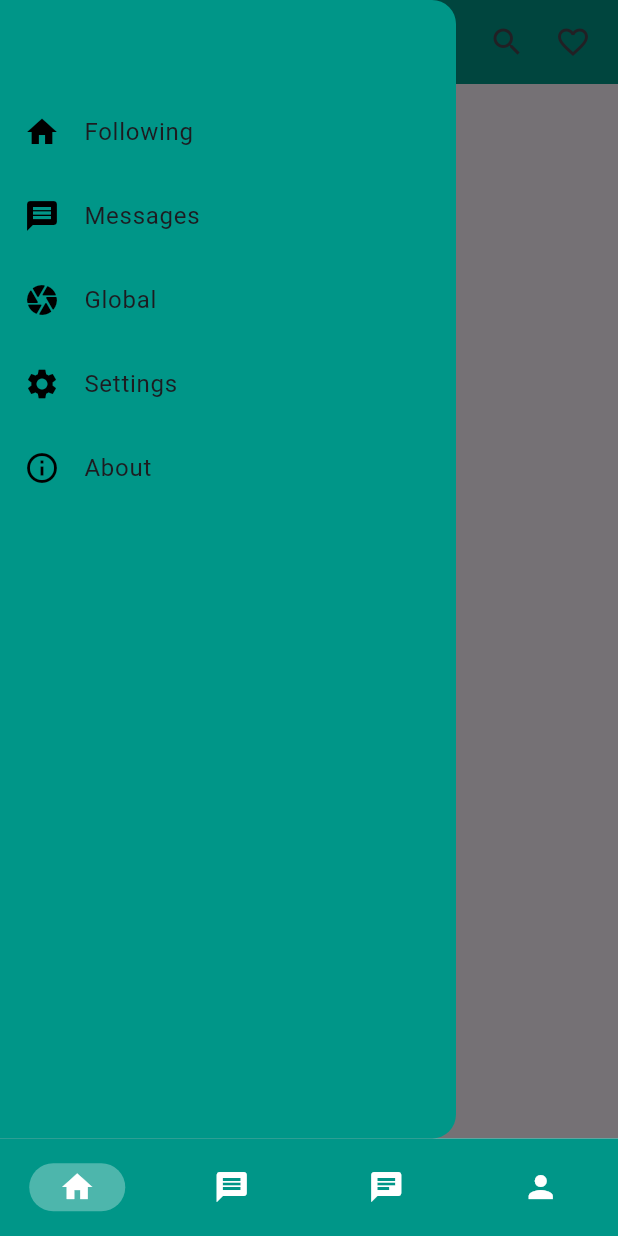
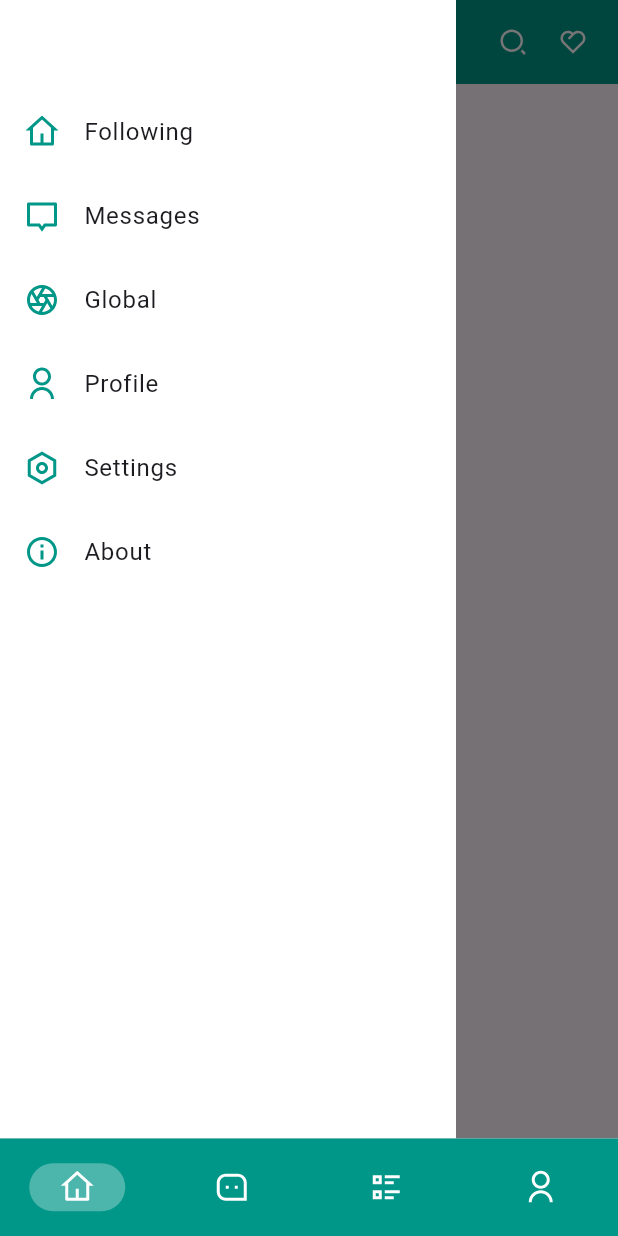
Before and after one commit to SyoolahHome/Syoolah, a Flutter app: the BottomBar screen opened directly, with the side drawer open, on a phone screen of 412 x 824 dp. Run offline on Flutter 3.47's test engine with Material 2 defaults, Android fonts, the phone set to English and light mode, and no system bars; our stand-ins replace dio, flutter_remix, logger, progress_indicators, shared_preferences, sqlite3_flutter_libs; missing offline and left inert: nostr, sqlite3; accounts and stored records are empty.

Commit message:
[ Edit ] migrated to Flutter Remix icons

```diff
--- a/lib/Messages.dart
+++ b/lib/Messages.dart
@@ -4,6 +4,7 @@ import 'package:ditto/widget/the_wall.dart';
 // import '../../../Desktop/Flutter_App/chatbot-chatgpt/lib/widgets/the_wall.dart';
 import 'package:flutter/material.dart';
 import 'package:flutter/services.dart';
+import 'package:flutter_remix/flutter_remix.dart';
 import 'package:provider/provider.dart';
 import 'package:web_socket_channel/web_socket_channel.dart';
 import 'package:sqlite3_flutter_libs/sqlite3_flutter_libs.dart';
@@ -48,7 +49,7 @@ class _MessagesState extends State<Messages> {
                 borderRadius: BorderRadius.circular(100)),
             tooltip: 'Send an event',
             heroTag: "send_event",
-            child: const Icon(Icons.message),
+            child: const Icon(FlutterRemix.chat_2_line),
             onPressed: () {
               Navigator.push(
                 context,
--- a/lib/home.dart
+++ /dev/null
@@ -1,96 +0,0 @@
-import 'package:ditto/Messages.dart';
-import 'package:ditto/about.dart';
-import 'package:ditto/globalChats.dart';
-import 'package:ditto/screen/home.dart';
-import 'package:flutter/material.dart';
-
-class Home extends StatefulWidget {
-  const Home({Key? key}) : super(key: key);
-
-  @override
-  _HomeState createState() => _HomeState();
-}
-
-class _HomeState extends State<Home> {
-  @override
-  Widget build(BuildContext context) {
-    return Scaffold(
-        appBar: AppBar(
-          backgroundColor: Colors.teal,
-          centerTitle: true,
-          // leading: const Icon(Icons.menu),
-          actions: const [
-            Icon(Icons.search),
-            SizedBox(width: 20,),
-            Padding(
-              padding: EdgeInsets.only(right: 18.0),
-              child: Icon(Icons.favorite_border),
-            )
-          ],
-        ),
-      drawer: Drawer(
-        backgroundColor: Colors.teal,
-        child: ListView(
-          padding: EdgeInsets.zero,
-          children: [
-            Padding(
-              padding: const EdgeInsets.only(top: 60),
-              child: ListTile(
-                leading: const Icon(
-                  Icons.home,color: Colors.black,
-                ),
-                title: const Text('Following'),
-                onTap: () {
-                  Navigator.pop(context);
-                },
-              ),
-            ),
-            ListTile(
-              leading: const Icon(
-                Icons.message,color: Colors.black
-              ),
-              title: const Text('Messages'),
-              onTap: () {
-                Navigator.push(context, MaterialPageRoute(builder: (context) => const Messages()));
-              },
-            ),
-            ListTile(
-              leading: const Icon(
-                Icons.camera_rounded,color: Colors.black
-              ),
-              title: const Text('Global'),
-              onTap: () {
-                Navigator.push(context, MaterialPageRoute(builder: (context) => const GlobalChatRelays()));
-              },
-            ),
-            ListTile(
-              leading: const Icon(
-                Icons.settings,color: Colors.black
-              ),
-              title: const Text('Settings'),
-              onTap: () {
-                Navigator.pop(context);
-              },
-            ),
-            ListTile(
-              leading: const Icon(
-                Icons.info_outline,color: Colors.black
-              ),
-              title: const Text('About'),
-              onTap: () {
-                Navigator.push(context, MaterialPageRoute(builder: (context) => const AboutPage()));
-              },
-            ),
-          ],
-        ),
-      ),
-      body: Center(
-      child: Column(
-      children: [
-      SizedBox(
-      height: 50,
-    ),
-    ],),)
-    );
-  }
-}
--- /dev/null
+++ b/lib/model/drawer_list_tile.dart
@@ -0,0 +1,15 @@
+// ignore_for_file: public_member_api_docs, sort_constructors_first
+import 'package:flutter/material.dart';
+
+@immutable
+class DrawerListTimeItem {
+  final IconData icon;
+  final String label;
+  final void Function() onTap;
+
+  const DrawerListTimeItem({
+    required this.icon,
+    required this.label,
+    required this.onTap,
+  });
+}
--- a/lib/presentation/bottom_bar_screen/Bottom_bar_screen.dart
+++ b/lib/presentation/bottom_bar_screen/Bottom_bar_screen.dart
@@ -1,7 +1,8 @@
 import 'package:ditto/Messages.dart';
-import 'package:ditto/home.dart';
+import 'package:ditto/presentation/navigations_screen/home/home.dart';
 import 'package:ditto/profile.dart';
 import 'package:flutter/material.dart';
+import 'package:flutter_remix/flutter_remix.dart';
 
 import '../../globalChats.dart';
 import '../../model/bottom_bat_item.dart';
@@ -21,12 +22,12 @@ class BottomBarState extends State<BottomBar> {
     const BottomBarItem(
       screen: Home(),
       label: 'Home',
-      icon: Icons.home,
+      icon: FlutterRemix.home_4_line,
     ),
     const BottomBarItem(
       screen: Messages(),
       label: 'Messages',
-      icon: Icons.message,
+      icon: FlutterRemix.message_3_line,
     ),
     // BottomBarItem(
     //   screen: AddNewPost(),
@@ -36,12 +37,12 @@ class BottomBarState extends State<BottomBar> {
     const BottomBarItem(
       screen: GlobalChatRelays(),
       label: 'Global',
-      icon: Icons.chat,
+      icon: FlutterRemix.list_check_2,
     ),
     const BottomBarItem(
       screen: Profile(),
       label: 'Profile',
-      icon: Icons.person,
+      icon: FlutterRemix.user_line,
     ),
   ];
 
--- /dev/null
+++ b/lib/presentation/navigations_screen/home/home.dart
@@ -0,0 +1,88 @@
+import 'package:ditto/Messages.dart';
+import 'package:ditto/about.dart';
+import 'package:ditto/globalChats.dart';
+import 'package:flutter/material.dart';
+import 'package:flutter_remix/flutter_remix.dart';
+
+import '../../../constants/colors.dart';
+import '../../../model/drawer_list_tile.dart';
+import 'widgets/app_bar.dart';
+import 'widgets/custom_drawer.dart';
+
+class Home extends StatefulWidget {
+  const Home({Key? key}) : super(key: key);
+
+  @override
+  State<Home> createState() => _HomeState();
+}
+
+class _HomeState extends State<Home> {
+  List<DrawerListTimeItem> get drawerListTileItems => [
+        DrawerListTimeItem(
+          icon: FlutterRemix.home_4_line,
+          label: 'Following',
+          onTap: () {
+            Navigator.pop(context);
+          },
+        ),
+        DrawerListTimeItem(
+          icon: FlutterRemix.chat_2_line,
+          label: 'Messages',
+          onTap: () {
+            Navigator.push(
+              context,
+              MaterialPageRoute(
+                builder: (context) => const Messages(),
+              ),
+            );
+          },
+        ),
+        DrawerListTimeItem(
+          icon: FlutterRemix.camera_lens_line,
+          label: 'Global',
+          onTap: () {
+            Navigator.push(
+              context,
+              MaterialPageRoute(
+                builder: (context) => const GlobalChatRelays(),
+              ),
+            );
+          },
+        ),
+        DrawerListTimeItem(
+          icon: FlutterRemix.user_line,
+          label: 'Profile',
+          onTap: () {},
+        ),
+        DrawerListTimeItem(
+          icon: FlutterRemix.settings_line,
+          label: 'Settings',
+          onTap: () {
+            Navigator.pop(context);
+          },
+        ),
+        DrawerListTimeItem(
+          icon: FlutterRemix.information_line,
+          label: 'About',
+          onTap: () {
+            Navigator.push(
+              context,
+              MaterialPageRoute(
+                builder: (context) => const AboutPage(),
+              ),
+            );
+          },
+        ),
+      ];
+
+  @override
+  Widget build(BuildContext context) {
+    return Scaffold(
+      appBar: const CustomAppBar(),
+      drawer: CustomDrawer(items: drawerListTileItems),
+      body: Center(
+        child: Column(children: const <Widget>[SizedBox(height: 50)]),
+      ),
+    );
+  }
+}
--- /dev/null
+++ b/lib/presentation/navigations_screen/home/widgets/app_bar.dart
@@ -0,0 +1,32 @@
+import 'package:flutter/material.dart';
+import 'package:flutter_remix/flutter_remix.dart';
+
+import '../../../../constants/colors.dart';
+
+class CustomAppBar extends StatelessWidget with PreferredSizeWidget {
+  const CustomAppBar({super.key});
+
+  @override
+  Widget build(BuildContext context) {
+    return AppBar(
+      iconTheme: const IconThemeData(
+        color: AppColors.white,
+        size: 20,
+      ),
+      backgroundColor: AppColors.teal,
+      leading: IconButton(
+        onPressed: () => Scaffold.of(context).openDrawer(),
+        icon: const Icon(FlutterRemix.menu_line),
+      ),
+      actions: const <Widget>[
+        Icon(FlutterRemix.search_2_line),
+        SizedBox(width: 20),
+        Icon(FlutterRemix.heart_2_line),
+        SizedBox(width: 20),
+      ],
+    );
+  }
+
+  @override
+  Size get preferredSize => const Size.fromHeight(kToolbarHeight);
+}
--- /dev/null
+++ b/lib/presentation/navigations_screen/home/widgets/custom_drawer.dart
@@ -0,0 +1,40 @@
+import 'package:flutter/material.dart';
+
+import '../../../../constants/colors.dart';
+import '../../../../model/drawer_list_tile.dart';
+
+class CustomDrawer extends StatelessWidget {
+  const CustomDrawer({
+    super.key,
+    required this.items,
+  });
+
+  final List<DrawerListTimeItem> items;
+  @override
+  Widget build(BuildContext context) {
+    return Drawer(
+      shape: const RoundedRectangleBorder(
+        borderRadius: BorderRadius.all(Radius.circular(0)),
+      ),
+      backgroundColor: AppColors.white,
+      child: ListView(
+        padding: EdgeInsets.zero,
+        children: <Widget>[
+          const SizedBox(height: 60),
+          ...List.generate(
+            items.length,
+            (index) {
+              final current = items[index];
+
+              return ListTile(
+                leading: Icon(current.icon, color: AppColors.teal),
+                title: Text(current.label),
+                onTap: current.onTap,
+              );
+            },
+          ),
+        ],
+      ),
+    );
+  }
+}
--- a/lib/screen/home.dart
+++ b/lib/screen/home.dart
@@ -4,6 +4,7 @@ import 'package:ditto/screen/profil.dart';
 // import '../../../../Desktop/Flutter_App/chatbot-chatgpt/lib/widgets/the_wall.dart';
 import 'package:flutter/material.dart';
 import 'package:flutter/services.dart';
+import 'package:flutter_remix/flutter_remix.dart';
 import 'package:provider/provider.dart';
 import 'package:web_socket_channel/web_socket_channel.dart';
 import 'package:sqlite3_flutter_libs/sqlite3_flutter_libs.dart';
@@ -83,7 +84,7 @@ class HomeScreen extends StatelessWidget {
                 borderRadius: BorderRadius.circular(100)),
             tooltip: 'Send an event',
             heroTag: "send_event",
-            child: const Icon(Icons.message),
+            child: const Icon(FlutterRemix.chat_2_line),
             onPressed: () {
               Navigator.push(
                 context,
```
Also changed, not shown: lib/globalChats.dart (+3 -5 lines), lib/profile.dart (+124 -56 lines), 2 other files.
